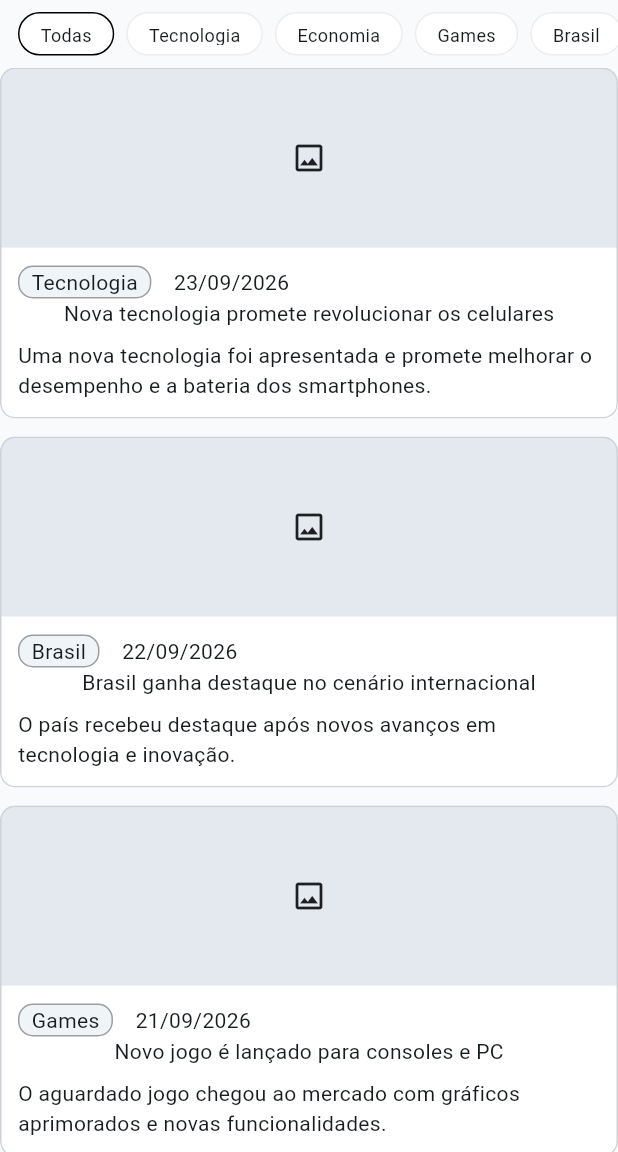
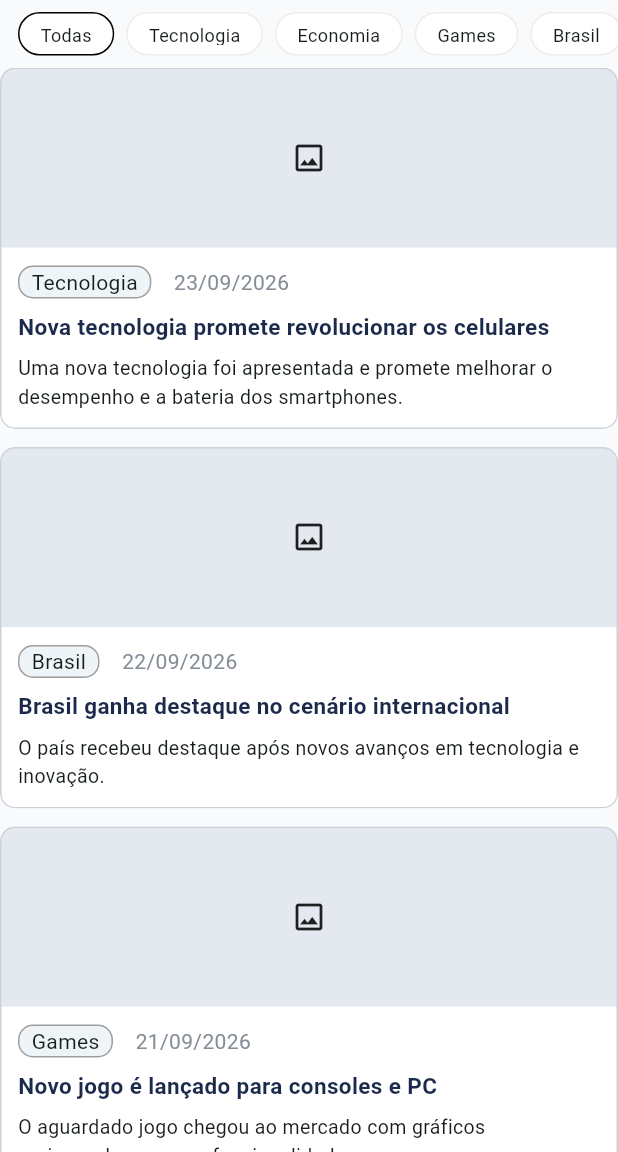
Before and after one commit to gomes0/app-noticias, a Flutter app: the screen it shows after launch, on a phone screen of 412 x 824 dp, the part 84-1236 px from its top. Run offline on Flutter 3.47's test engine with Material 3 defaults, Android fonts, the phone set to English and light mode, and no system bars.

Commit message:
implementando lista de noticias fase A.

```diff
--- a/lib/home_page.dart
+++ b/lib/home_page.dart
@@ -126,6 +126,7 @@ class HomePage extends StatelessWidget {
                       Padding(
                         padding: const EdgeInsets.all(12),
                         child: Column(
+                          crossAxisAlignment: CrossAxisAlignment.start,
                           children: [
                             Row(
                               children: [
@@ -142,15 +143,37 @@ class HomePage extends StatelessWidget {
                                   ),
                                   child: Text(noticia['categoria']),
                                 ),
-                                SizedBox(
+                                const SizedBox(
                                   width: 15,
                                 ),
-                                Text(noticia['data']),
+                                Text(
+                                  noticia['data'],
+                                  style: const TextStyle(
+                                    color: Color(0xFF858D96),
+                                  ),
+                                ),
                               ],
                             ),
-                            Text(noticia['titulo']),
                             const SizedBox(height: 8),
-                            Text(noticia['resumo']),
+                            Text(
+                              noticia['titulo'],
+                              style: const TextStyle(
+                                fontSize: 15,
+                                fontWeight: FontWeight.bold,
+                                color: Color(0xFF1b2A4A),
+                              ),
+                              maxLines: 2,
+                              overflow: TextOverflow.ellipsis,
+                            ),
+                            const SizedBox(height: 8),
+                            Text(
+                              noticia['resumo'],
+                              style: const TextStyle(
+                                fontSize: 13,
+                              ),
+                              maxLines: 3,
+                              overflow: TextOverflow.ellipsis,
+                            ),
                           ],
                         ),
                       ),
```
